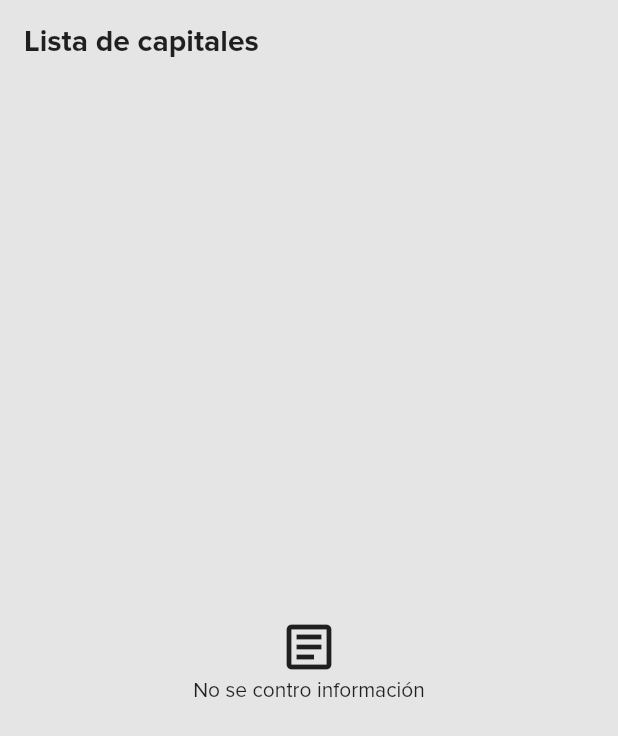
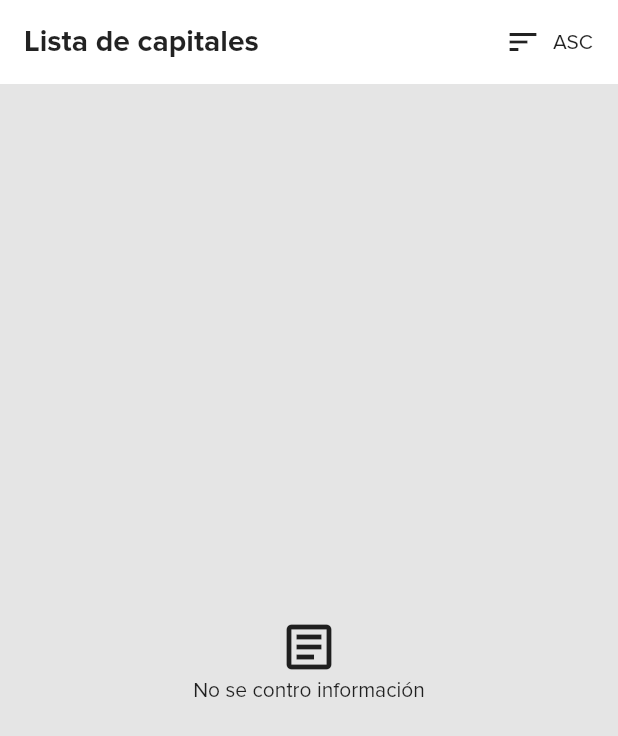
Before and after one commit to mynormeza/capitals-app, a Flutter app: the screen it shows after launch, on a phone screen of 412 x 824 dp. Shown: the top 736 px of the screen. Run offline on Flutter 3.47's test engine with Material 2 defaults, Android fonts, the phone set to English and light mode, and no system bars; our stand-ins replace cloud_firestore, firebase_core, flutter_spinkit; accounts and stored records are empty.

Commit message:
add sort functionality

```diff
--- a/lib/main.dart
+++ b/lib/main.dart
@@ -33,7 +33,7 @@ class MyApp extends StatelessWidget {
             fontFamily: 'ProximaNova',
             scaffoldBackgroundColor: "#E5E5E5".toColor(),
             appBarTheme: AppBarTheme(
-              color: "#E5E5E5".toColor(),
+              color: Colors.white,
               elevation: 0,
             ),
           ),
--- a/lib/screens/home/home_screen.dart
+++ b/lib/screens/home/home_screen.dart
@@ -17,10 +17,12 @@ class HomeScreen extends StatefulWidget {
 
 class _HomeScreenState extends State<HomeScreen> {
   CapitalsBloc capitalsBloc;
+  bool _isAscOrder = true;
 
   @override
   void initState() {
     capitalsBloc = CapitalsBloc();
+    capitalsBloc.getCapitals(_isAscOrder);
     super.initState();
   }
 
@@ -41,6 +43,26 @@ class _HomeScreenState extends State<HomeScreen> {
             fontWeight: FontWeight.bold,
           ),
         ),
+        actions: [
+          FlatButton.icon(
+            onPressed: () {
+              setState(() {
+                _isAscOrder = !_isAscOrder;
+              });
+              capitalsBloc.getCapitals(_isAscOrder);
+            },
+            icon: Icon(
+              Icons.sort,
+              color: Colors.black87,
+            ),
+            label: Text(
+              _isAscOrder ? 'ASC' : 'DES',
+              style: TextStyle(
+                color: Colors.black87,
+              ),
+            ),
+          )
+        ],
       ),
       body: StreamBuilder<List<Capital>>(
           stream: capitalsBloc.capitals,
@@ -58,7 +80,10 @@ class _HomeScreenState extends State<HomeScreen> {
                 ? Empty()
                 : Padding(
                     padding: const EdgeInsets.all(8.0),
-                    child: ListView.builder(
+                    child: ListView.separated(
+                      separatorBuilder: (context, index) => SizedBox(
+                        height: 10,
+                      ),
                       itemCount: capitals.length,
                       itemBuilder: (context, index) {
                         return CapitalCard(
@@ -77,6 +102,6 @@ class _HomeScreenState extends State<HomeScreen> {
       context,
       CapitalDetailsScreen.routeName,
       arguments: capital,
-    ).then((value) => capitalsBloc.getCapitals());
+    ).then((value) => capitalsBloc.getCapitals(_isAscOrder));
   }
 }
```
Also changed, not shown: lib/bloc/capitals_bloc.dart (+4 -3 lines).
